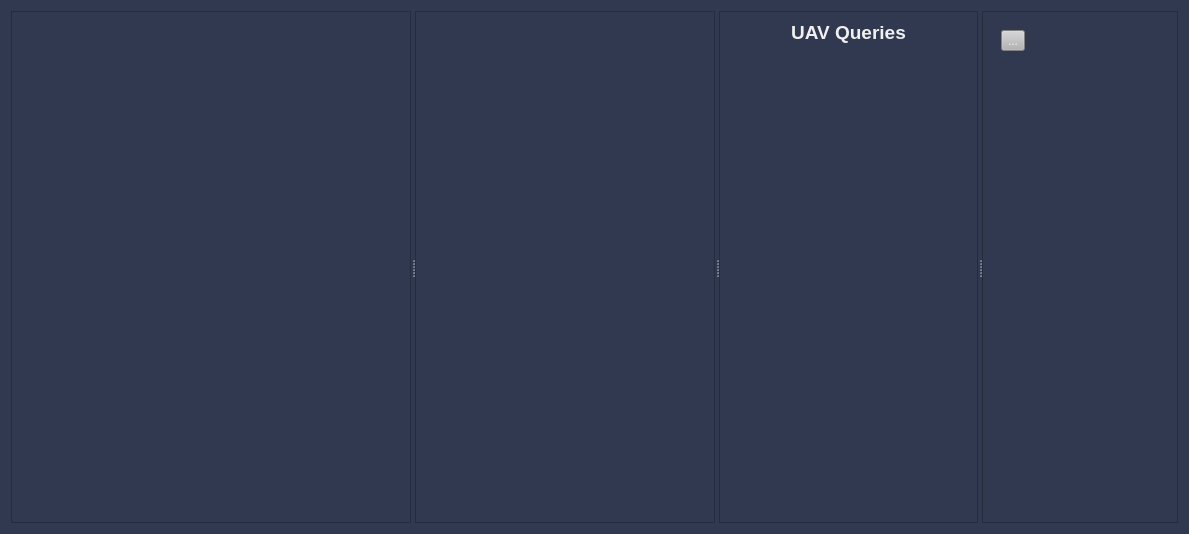
This is src/rqt_gcs/resources/WidgetMain.ui in CSUN-SERL/lcar-bot as Qt 5 draws it before an edit. The edited form follows.
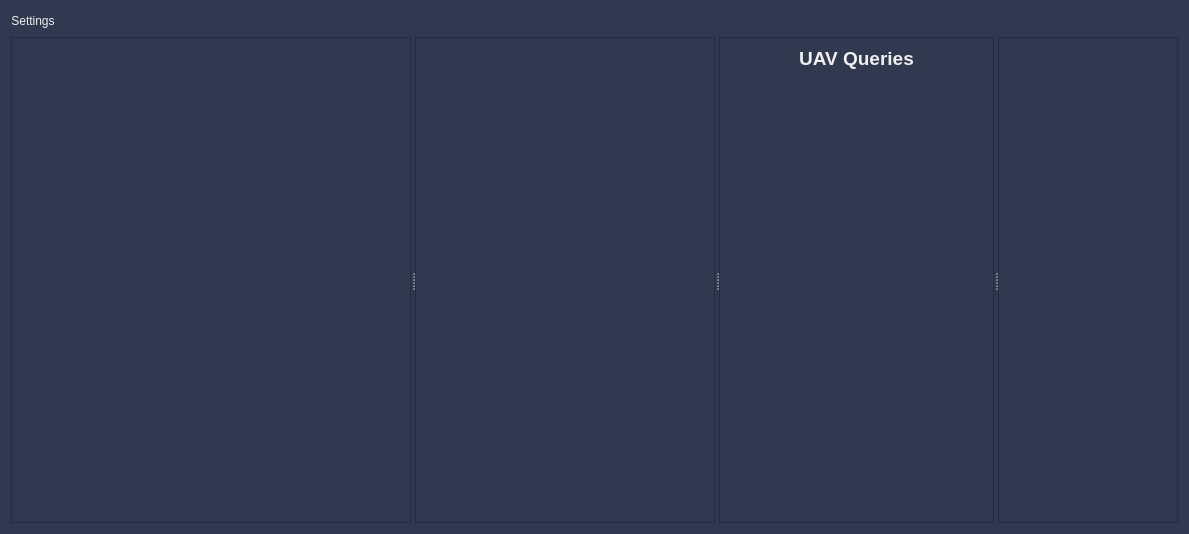
This is the edited form.

Commit message: FINALLY go unanswered queries to work the way its supposed to. starting update of main window menu buttons at the top of the window

Diff of the .ui file:
```diff
--- a/src/rqt_gcs/resources/WidgetMain.ui
+++ b/src/rqt_gcs/resources/WidgetMain.ui
@@ -30,7 +30,7 @@
 }</string>
   </property>
   <layout class="QGridLayout" name="gridLayout_2">
-   <item row="0" column="1">
+   <item row="1" column="1">
     <widget class="QSplitter" name="splitter">
      <property name="orientation">
       <enum>Qt::Horizontal</enum>
@@ -170,7 +170,7 @@
               <x>0</x>
               <y>0</y>
               <width>225</width>
-              <height>466</height>
+              <height>205</height>
              </rect>
             </property>
             <layout class="QGridLayout" name="gridLayout_3">
@@ -235,7 +235,7 @@
             <x>0</x>
             <y>0</y>
             <width>186</width>
-            <height>496</height>
+            <height>235</height>
            </rect>
           </property>
           <layout class="QGridLayout" name="gridLayout_4">
@@ -256,10 +256,18 @@
              </item>
             </layout>
            </item>
-           <item row="0" column="0">
+          </layout>
+         </widget>
+        </widget>
+       </item>
+      </layout>
+     </widget>
+    </widget>
+   </item>
+   <item row="0" column="1">
             <layout class="QHBoxLayout" name="horizontalLayout_2">
-             <item>
-              <widget class="QToolButton" name="settingsButton">
+     <item alignment="Qt::AlignLeft">
+      <widget class="QPushButton" name="settingsButton">
                <property name="toolTip">
                 <string extracomment="Settings"/>
                </property>
@@ -270,10 +278,7 @@
 }</string>
                </property>
                <property name="text">
-                <string>...</string>
-               </property>
-               <property name="toolButtonStyle">
-                <enum>Qt::ToolButtonIconOnly</enum>
+        <string>Settings</string>
                </property>
               </widget>
              </item>
@@ -291,14 +296,6 @@
               </spacer>
              </item>
             </layout>
-           </item>
-          </layout>
-         </widget>
-        </widget>
-       </item>
-      </layout>
-     </widget>
-    </widget>
    </item>
   </layout>
  </widget>
```
Lines whose indentation alone changed are shown as unchanged. The commit also changes 5 other files.
